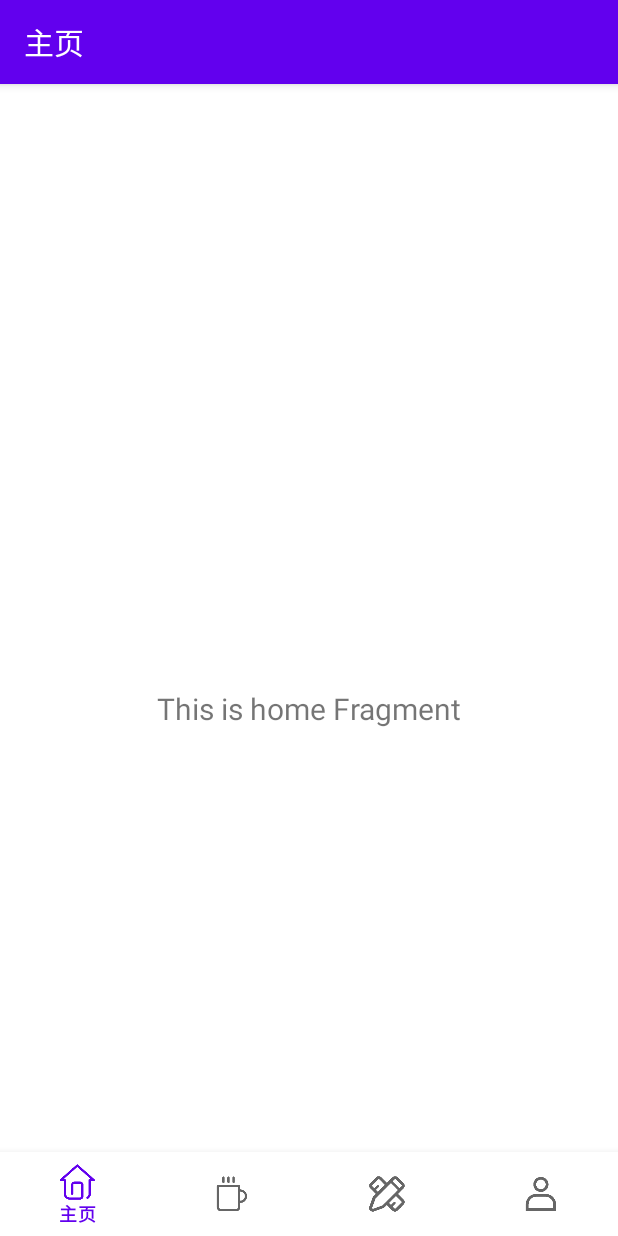
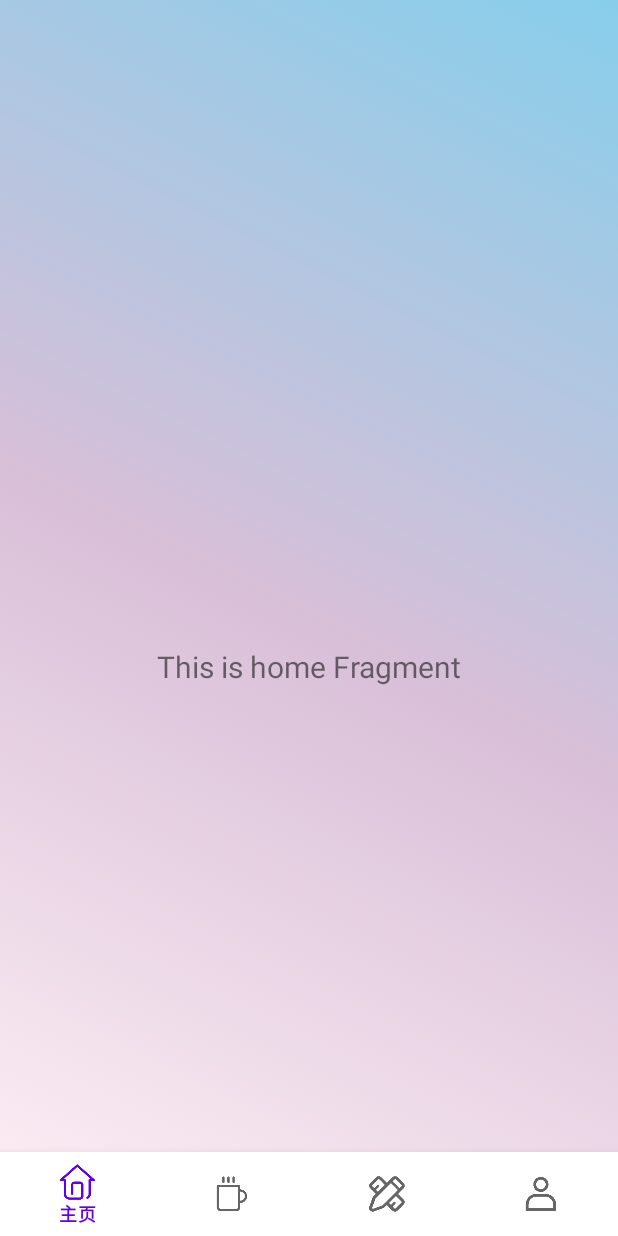
Before and after one commit to ohhobo/Zhiji, an Android app: the screen it shows after launch (MainActivity), on a phone screen of 412 x 824 dp. Run offline under Robolectric (Android 15) with nearby library versions, the phone set to English and light mode, and no system bars; our stand-ins replace navigation-ui.

Commit message:
2021-11-23-21:36 解决退回开屏界面问题

```diff
--- a/app/src/main/AndroidManifest.xml
+++ b/app/src/main/AndroidManifest.xml
@@ -16,6 +16,7 @@
         <activity
             android:name=".WelcomeActivity"
             android:exported="true"
+            android:launchMode="singleTask"
             android:theme="@style/Theme.MaterialComponents.DayNight.NoActionBar">
             <intent-filter>
                 <action android:name="android.intent.action.MAIN" />
--- a/app/src/main/java/com/sdu/zhiji/MainActivity.kt
+++ b/app/src/main/java/com/sdu/zhiji/MainActivity.kt
@@ -29,7 +29,7 @@ class MainActivity : AppCompatActivity() {
                 R.id.navigation_home, R.id.navigation_chat, R.id.navigation_make,R.id.navigation_mine
             )
         )
-        setupActionBarWithNavController(navController, appBarConfiguration)
+        //setupActionBarWithNavController(navController, appBarConfiguration)
         navView.setupWithNavController(navController)
     }
 }
--- a/app/src/main/java/com/sdu/zhiji/WelcomeActivity.kt
+++ b/app/src/main/java/com/sdu/zhiji/WelcomeActivity.kt
@@ -18,6 +18,7 @@ class WelcomeActivity : AppCompatActivity() {
         var flag:Boolean=false //是否点击
         button1.setOnClickListener {
             startActivity(intent)
+            finishAffinity()
             flag=true
         }
         //没点击跳过就等待五秒进入
@@ -25,6 +26,7 @@ class WelcomeActivity : AppCompatActivity() {
             if(!flag)
             {
                 startActivity(intent)
+                finishAffinity()
             }},5000)
 
 
--- a/app/src/main/res/layout/activity_main.xml
+++ b/app/src/main/res/layout/activity_main.xml
@@ -4,6 +4,7 @@
     android:id="@+id/container"
     android:layout_width="match_parent"
     android:layout_height="match_parent"
+    android:background="@drawable/background"
     android:paddingTop="?attr/actionBarSize">
 
     <com.google.android.material.bottomnavigation.BottomNavigationView
--- a/app/src/main/res/values/themes.xml
+++ b/app/src/main/res/values/themes.xml
@@ -1,6 +1,6 @@
 <resources xmlns:tools="http://schemas.android.com/tools">
     <!-- Base application theme. -->
-    <style name="Theme.Zhiji" parent="Theme.MaterialComponents.DayNight.DarkActionBar">
+    <style name="Theme.Zhiji" parent="Theme.MaterialComponents.DayNight.NoActionBar">
         <!-- Primary brand color. -->
         <item name="colorPrimary">@color/purple_500</item>
         <item name="colorPrimaryVariant">@color/purple_700</item>
```
